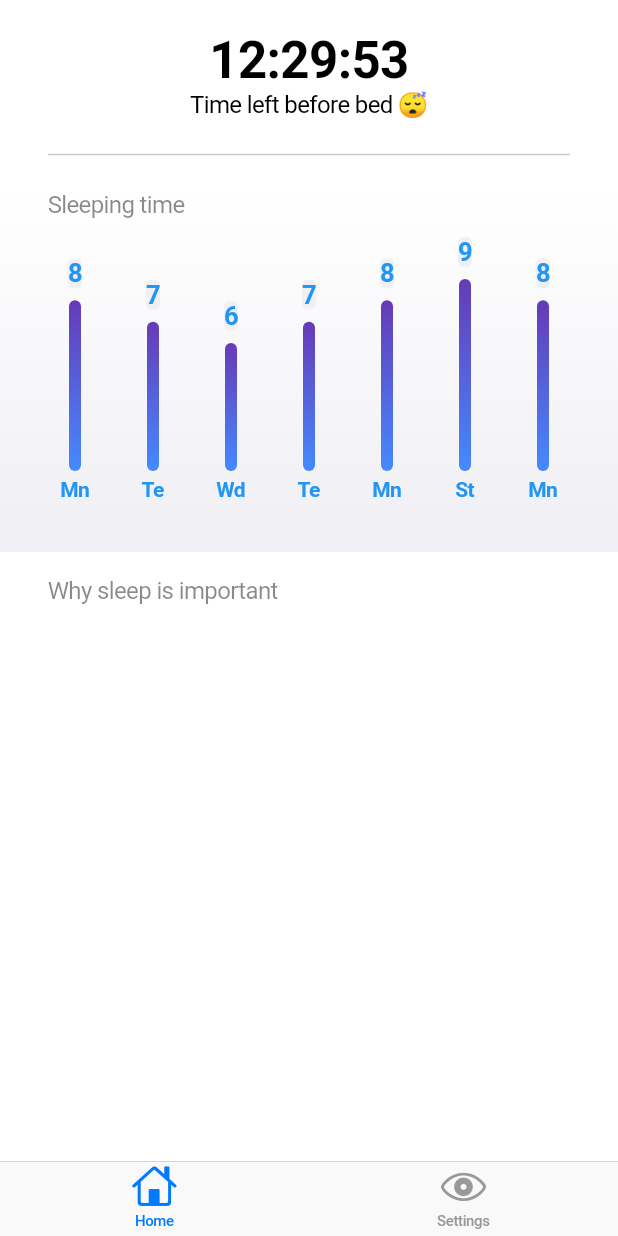
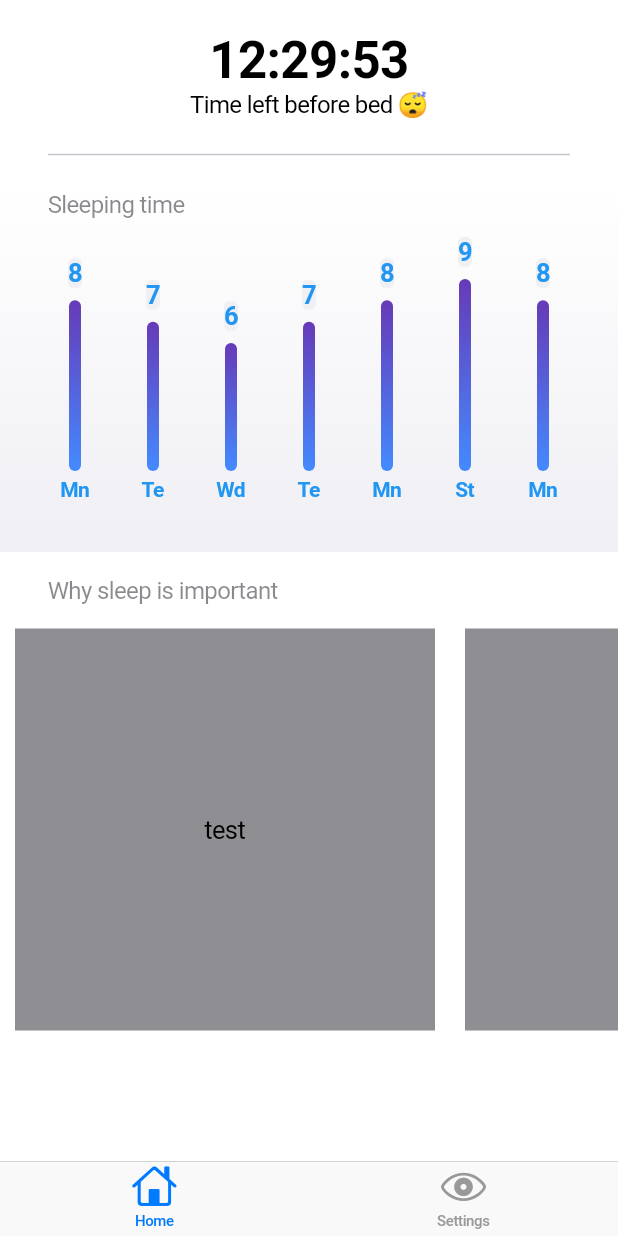
Before and after one commit to ChabanovX/sleep-tracker, a Flutter app: the screen it shows after launch, on a phone screen of 412 x 824 dp. Run offline on Flutter 3.47's test engine with Material 3 defaults, Android fonts, the light colour scheme and no system bars; drawn by our look-alikes of fl_chart; our stand-ins replace flutter_local_notifications, flutter_riverpod, hive, hive_flutter; missing offline and left inert: cron; accounts and stored records are empty.

Commit message:
Formats added.

```diff
--- a/sleep_tracker_app/lib/ui/home_page.dart
+++ b/sleep_tracker_app/lib/ui/home_page.dart
@@ -90,21 +90,55 @@ class _HomePageState extends State<HomePage> {
                         height: 16,
                       ),
                       Container(
-                        alignment: Alignment.centerLeft,
-                        padding: const EdgeInsets.only(left: 32.0),
-                        child: const Text("Why sleep is important",
-                            style: Styles.graySubtitle),
+                child: Column(
+                  children: [
+                    Container(
+                      alignment: Alignment.centerLeft,
+                      padding: const EdgeInsets.only(left: 32.0),
+                      child: const Text("Why sleep is important",
+                          style: Styles.graySubtitle),
+                    ),
+                    Container(
+                      height: 300,
+                      width: 600,
+                      child: ListView(
+                        scrollDirection: Axis.horizontal,
+                        children: <Widget>[
+                          Container(
+                            // Widget
+                            width: 300,
+                            padding: EdgeInsets.fromLTRB(10, 16, 10, 16),
+                            child: Container(
+                              color: CupertinoColors.systemGrey,
+                              child: Center(
+                                child: Text("test"),
+                              ),
+                            ),
+                          ),
+                          Container(
+                            width: 300,
+                            padding: EdgeInsets.fromLTRB(10, 16, 10, 16),
+                            child: Container(
+                              color: CupertinoColors.systemGrey,
+                              child: Center(
+                                child: Text("test"),
+                              ),
+                            ),
+                          ),
+                          Container(
+                            width: 300,
+                            padding: EdgeInsets.fromLTRB(10, 16, 10, 16),
+                            child: Container(
+                              color: CupertinoColors.systemGrey,
+                              child: Center(
+                                child: Text("test"),
+                              ),
+                            ),
+                          ),
+                        ],
                       ),
-                      // Container(
-                      //   child: ListView(
-                      //     shrinkWrap: true,
-                      //     children: const [
-                      //       Text("asd"),
-                      //       Text("asd"),
-                      //       Text("asd"),
-                      //     ],
-                      //   ),
-                      // )
+                    ),
+                  ],),)
                     ],
                   ),
                 )
```
Also changed, not shown: 1 other file.
